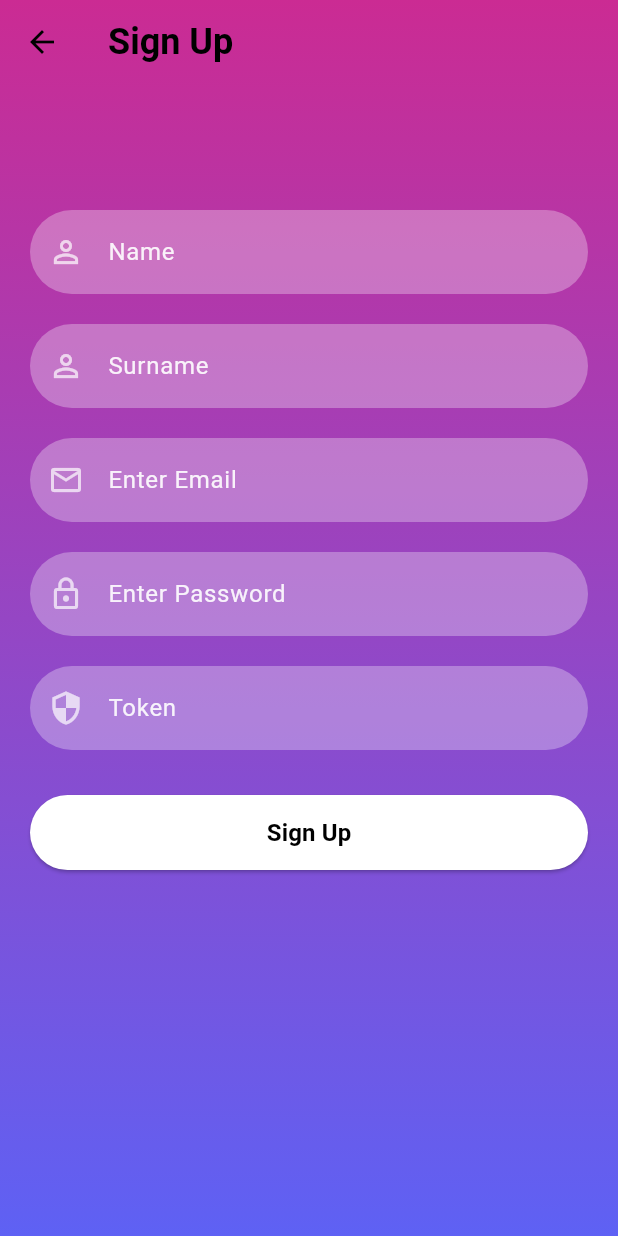
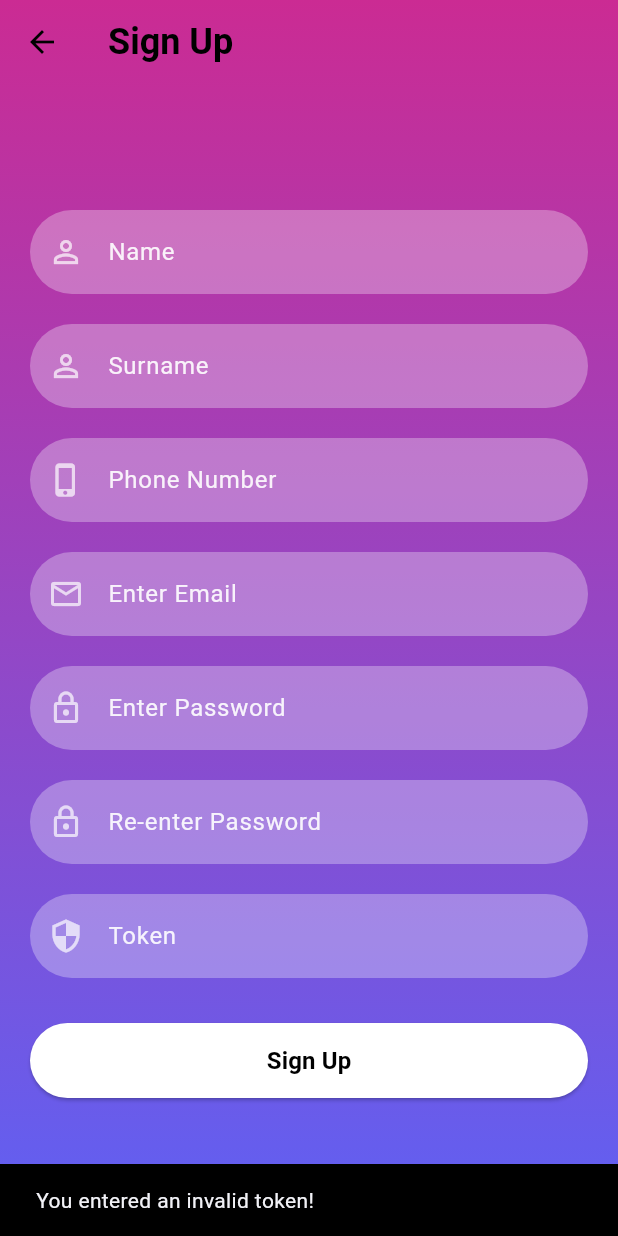
Before and after one commit to KeremTamirci/ImmunotherapyApp, a Flutter app: the DoctorSignUpScreen screen opened directly, after a tap on "Sign Up", on a phone screen of 412 x 824 dp. Run offline on Flutter 3.47's test engine with Material 3 defaults, Android fonts, the phone set to English and light mode, and no system bars; our stand-ins replace accordion, cloud_firestore, firebase_auth, firebase_core, firebase_messaging, fl_chart and 5 more; missing offline and left inert: flutter_material_pickers; accounts and stored records are empty; generated files the repository leaves out were written again; project files that could hold a hidden picture were left out.

Commit message:
Doctor signup progress

```diff
--- a/immunotheraphy_app/lib/doctor/screens/doctor_signup_screen.dart
+++ b/immunotheraphy_app/lib/doctor/screens/doctor_signup_screen.dart
@@ -15,11 +15,13 @@ class DoctorSignUpScreen extends StatefulWidget {
 }
 
 class _DoctorSignUpScreenState extends State<DoctorSignUpScreen> {
-  TextEditingController _nameTextController = TextEditingController();
-  TextEditingController _surnameTextController = TextEditingController();
-  TextEditingController _emailTextController = TextEditingController();
-  TextEditingController _passwordTextController = TextEditingController();
-  TextEditingController _tokenTextController = TextEditingController();
+  final TextEditingController _nameTextController = TextEditingController();
+  final TextEditingController _surnameTextController = TextEditingController();
+  final TextEditingController _emailTextController = TextEditingController();
+  final TextEditingController _passwordTextController = TextEditingController();
+  final TextEditingController _confirmPasswordTextController = TextEditingController();
+  final TextEditingController _tokenTextController = TextEditingController();
+  final TextEditingController _phoneTextController = TextEditingController();
 
   final _firebaseMessaging = FirebaseMessaging.instance;
   final FirebaseAuth _auth = FirebaseAuth.instance;
@@ -34,7 +36,7 @@ class _DoctorSignUpScreenState extends State<DoctorSignUpScreen> {
         elevation: 0,
         title: Text(
           AppLocalizations.of(context)!.signUp,
-          style: TextStyle(fontSize: 24, fontWeight: FontWeight.bold),
+          style: const TextStyle(fontSize: 24, fontWeight: FontWeight.bold),
         ),
       ),
       body: Container(
@@ -53,7 +55,7 @@ class _DoctorSignUpScreenState extends State<DoctorSignUpScreen> {
         ),
         child: SingleChildScrollView(
           child: Padding(
-            padding: EdgeInsets.fromLTRB(20, 120, 20, 0),
+            padding: const EdgeInsets.fromLTRB(20, 120, 20, 0),
             child: Column(
               children: <Widget>[
                 const SizedBox(height: 20),
@@ -72,6 +74,13 @@ class _DoctorSignUpScreenState extends State<DoctorSignUpScreen> {
                 ),
                 const SizedBox(height: 20),
                 reusableTextField(
+                  AppLocalizations.of(context)!.enterPhone,
+                  Icons.phone_iphone,
+                  false,
+                  _phoneTextController,
+                ),
+                const SizedBox(height: 20),
+                reusableTextField(
                   AppLocalizations.of(context)!.enterEmail,
                   Icons.mail_outline,
                   false,
@@ -86,6 +95,13 @@ class _DoctorSignUpScreenState extends State<DoctorSignUpScreen> {
                 ),
                 const SizedBox(height: 20),
                 reusableTextField(
+                  AppLocalizations.of(context)!.confirmPassword,
+                  Icons.lock_outline,
+                  true,
+                  _confirmPasswordTextController,
+                ),
+                const SizedBox(height: 20),
+                reusableTextField(
                   "Token",
                   Icons.security_outlined,
                   false,
@@ -94,25 +110,47 @@ class _DoctorSignUpScreenState extends State<DoctorSignUpScreen> {
                 const SizedBox(height: 20),
                 firebaseUIButton(context, AppLocalizations.of(context)!.signUp,
                     () {
+                  String password = _passwordTextController.text;
+                  String confirmPassword = _confirmPasswordTextController.text;
+                  String token = _tokenTextController.text;
+
+                  if (password != confirmPassword) {
+                    ScaffoldMessenger.of(context).showSnackBar(
+                      SnackBar(
+                        content: Text(AppLocalizations.of(context)!.passwordMismatch),
+                      ),
+                    );
+                    return;
+                  }
+
+                  if (token != "KOC24") {
+                    ScaffoldMessenger.of(context).showSnackBar(
+                      SnackBar(
+                        content: Text(AppLocalizations.of(context)!.invalidToken),
+                      ),
+                    );
+                    return;
+                  }
+
                   _auth
                       .createUserWithEmailAndPassword(
                     email: _emailTextController.text,
-                    password: _passwordTextController.text,
+                    password: password,
                   )
                       .then((value) async {
                     _firestoreService
                         .addDoctor(
                             _nameTextController.text,
                             _surnameTextController.text,
-                            _tokenTextController.text,
+                            _phoneTextController.text,
                             value.user!.uid,
-                            await _firebaseMessaging.getToken() ?? "token123")
+                            await _firebaseMessaging.getToken() ?? " ")
                         .then((_) {
                       print("User added to Firestore");
                       Navigator.pushReplacement(
                         context,
                         MaterialPageRoute(
-                            builder: (context) => DoctorHomeScreen()),
+                            builder: (context) => const DoctorHomeScreen()),
                       );
                     }).catchError((error) {
                       print("Failed to add user to Firestore: $error");
--- a/immunotheraphy_app/lib/l10n/app_en.arb
+++ b/immunotheraphy_app/lib/l10n/app_en.arb
@@ -124,6 +124,10 @@
     "dosageAdded": "Dosage added successfully",
     "dosageAndSymptomPage": "Dosage and Symptom Page",
     "selectSymptom": "Select Symptom",
-    "saveDosage":"Save Dosage",
-    "noPatientsFound":" You currently have no recorded patients."
+    "saveDosage": "Save Dosage",
+    "noPatientsFound": "You currently have no recorded patients.",
+    "enterPhone": "Phone Number",
+    "confirmPassword": "Re-enter Password",
+    "passwordMismatch": "Password missmatch, please try again!",
+    "invalidToken": "You entered an invalid token!"
  }
--- a/immunotheraphy_app/lib/l10n/app_tr.arb
+++ b/immunotheraphy_app/lib/l10n/app_tr.arb
@@ -113,5 +113,10 @@
     "dosageAndSymptomPage": "Doz ve Semptom Sayfası",
     "selectSymptom": "Semptom Seçin",
     "saveDosage":"Dozu Kaydet",
-    "noPatientsFound":"Kayıtlı hastanız bulunmamaktadır."
+    "noPatientsFound":"Kayıtlı hastanız bulunmamaktadır.",
+    "enterPhone": "Telefon Numarası",
+    "confirmPassword": "Şifrenizi Tekrar Girin",
+    "passwordMismatch": "Şifreleriniz uyuşmuyor, tekrar deneyin!",
+    "invalidToken": "Yanlış bir token girdiniz!"
+
 }
```
